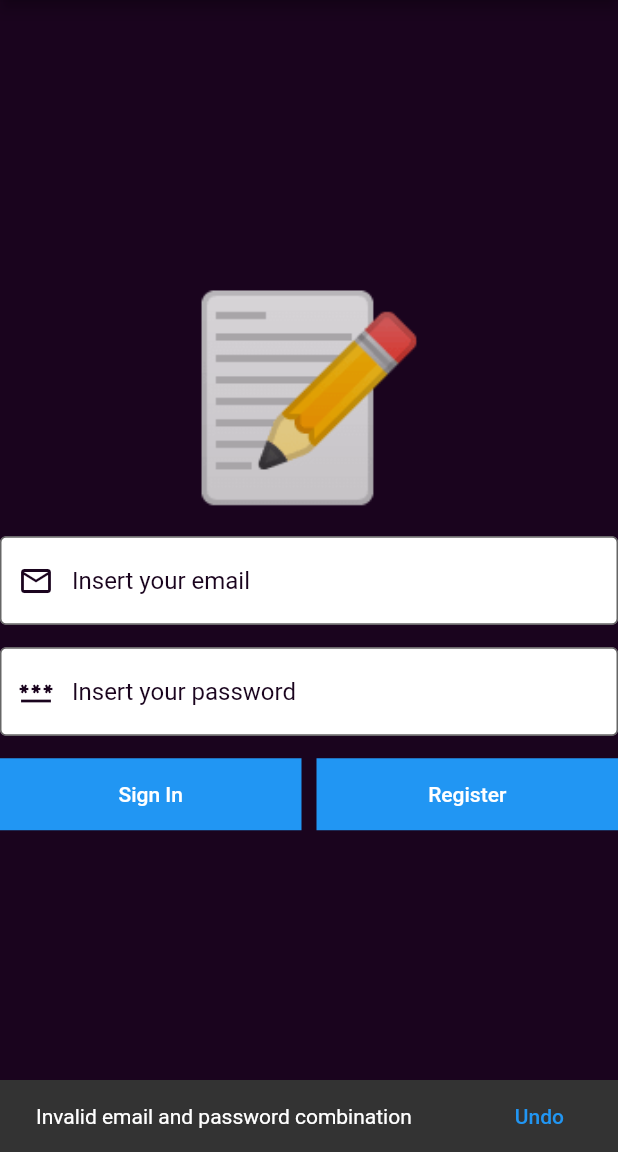
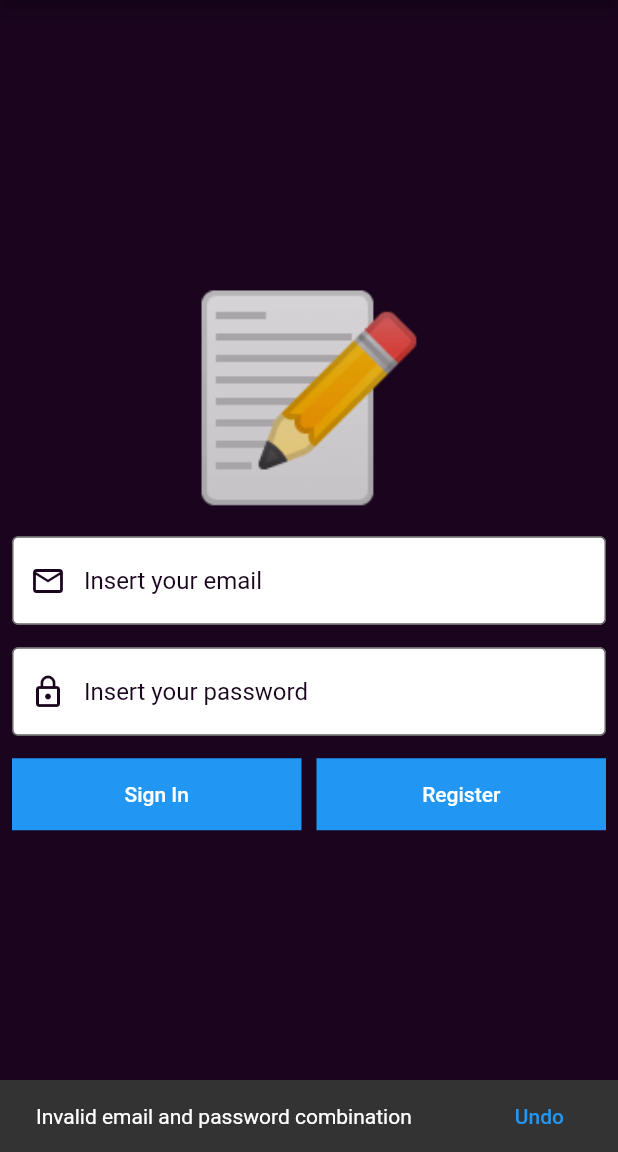
Before and after one commit to andimin182/quizGame, a Flutter app: the screen it shows after launch, after a tap on "Sign In", on a phone screen of 412 x 824 dp, the part 84-1236 px from its top. Run offline on Flutter 3.47's test engine with Material 2 defaults, Android fonts, the phone set to English and light mode, and no system bars; our stand-ins replace auto_route, bloc, dartz, equatable, firebase_auth, firebase_core and 4 more; missing offline and left inert: html_character_entities; accounts and stored records are empty.

Commit message:
correct size

```diff
--- /dev/null
+++ b/lib/core/constants.dart
@@ -0,0 +1,2 @@
+late double heigth;
+late double width;
--- a/lib/presentation/common/widget/quiz/input_card.dart
+++ b/lib/presentation/common/widget/quiz/input_card.dart
@@ -1,4 +1,5 @@
 import 'package:flutter/material.dart';
+import 'package:quiz/core/constants.dart' as c;
 
 Widget inputQuestionCard({
   required String answer,
@@ -9,7 +10,7 @@ Widget inputQuestionCard({
   return Container(
     padding: const EdgeInsets.all(15),
     height: height,
-    width: 350,
+    width: c.heigth / 1.17,
     decoration: BoxDecoration(
       color: colorBg,
       borderRadius: BorderRadius.circular(30),
--- a/lib/presentation/screens/auth/auth_page.dart
+++ b/lib/presentation/screens/auth/auth_page.dart
@@ -68,6 +68,8 @@ class _AuthPageState extends State<AuthPage> {
           body: Form(
             autovalidateMode: AutovalidateMode.onUserInteraction,
             key: _globalKey,
+            child: Center(
+              child: SingleChildScrollView(
                 child: Column(
                   mainAxisAlignment: MainAxisAlignment.center,
                   children: [
@@ -78,8 +80,14 @@ class _AuthPageState extends State<AuthPage> {
                       ),
                     ),
                     const VerticalSpace(size: 15.0),
-                TextFormField(
-                  onChanged: (value) => BlocProvider.of<SignInBloc>(context)
+                    Padding(
+                      padding: const EdgeInsets.only(
+                        left: 8.0,
+                        right: 8.0,
+                      ),
+                      child: TextFormField(
+                        onChanged: (value) =>
+                            BlocProvider.of<SignInBloc>(context)
                                 .add(SignInEvent.emailChanged(value)),
                         validator: (_) => BlocProvider.of<SignInBloc>(context)
                             .state
@@ -121,9 +129,16 @@ class _AuthPageState extends State<AuthPage> {
                           color: mainColor,
                         ),
                       ),
+                    ),
                     const VerticalSpace(size: 15),
-                TextFormField(
-                  onChanged: (value) => BlocProvider.of<SignInBloc>(context)
+                    Padding(
+                      padding: const EdgeInsets.only(
+                        left: 8.0,
+                        right: 8.0,
+                      ),
+                      child: TextFormField(
+                        onChanged: (value) =>
+                            BlocProvider.of<SignInBloc>(context)
                                 .add(SignInEvent.passwordChanged(value)),
                         validator: (_) => BlocProvider.of<SignInBloc>(context)
                             .state
@@ -131,7 +146,8 @@ class _AuthPageState extends State<AuthPage> {
                             .value
                             .fold(
                                 (f) => f.maybeMap(
-                                invalidPassword: (_) => 'Invalid Password',
+                                      invalidPassword: (_) =>
+                                          'Invalid Password',
                                       orElse: () => null,
                                     ),
                                 (_) => null),
@@ -140,7 +156,7 @@ class _AuthPageState extends State<AuthPage> {
                           filled: true,
                           fillColor: Colors.white,
                           prefixIcon: Icon(
-                      Icons.password_sharp,
+                            Icons.lock_outline,
                             color: mainColor,
                           ),
                           focusedBorder: OutlineInputBorder(
@@ -169,10 +185,16 @@ class _AuthPageState extends State<AuthPage> {
                           color: mainColor,
                         ),
                       ),
+                    ),
                     const VerticalSpace(
                       size: 15,
                     ),
-                Row(
+                    Padding(
+                      padding: const EdgeInsets.only(
+                        left: 8.0,
+                        right: 8.0,
+                      ),
+                      child: Row(
                         children: [
                           Expanded(
                             child: Container(
@@ -215,6 +237,7 @@ class _AuthPageState extends State<AuthPage> {
                           ),
                         ],
                       ),
+                    ),
                     const VerticalSpace(size: 25),
                     Visibility(
                       visible: state.isSubmitting,
@@ -226,6 +249,8 @@ class _AuthPageState extends State<AuthPage> {
                   ],
                 ),
               ),
+            ),
+          ),
         );
       },
     );
--- a/lib/presentation/screens/quiz/home_page.dart
+++ b/lib/presentation/screens/quiz/home_page.dart
@@ -1,6 +1,7 @@
 import 'package:auto_route/auto_route.dart';
 import 'package:flutter/material.dart';
 import 'package:flutter_bloc/flutter_bloc.dart';
+import 'package:quiz/core/constants.dart';
 import 'package:quiz/presentation/bloc/auth/auth_bloc.dart';
 import 'package:quiz/presentation/common/const/colors.dart';
 import 'package:quiz/presentation/common/widget/quiz/input_card.dart';
@@ -58,7 +59,7 @@ class _HomePageState extends State<HomePage> {
                 ),
                 const VerticalSpace(size: 20),
                 inputQuestionCard(
-                  height: 140,
+                  height: heigth / 5.86,
                   answer: 'Choose your quiz',
                   colorString: Colors.white,
                   colorBg: mainColor,
--- a/lib/presentation/screens/quiz/quiz_page.dart
+++ b/lib/presentation/screens/quiz/quiz_page.dart
@@ -1,6 +1,7 @@
 import 'package:flutter/material.dart';
 import 'package:flutter_bloc/flutter_bloc.dart';
 import 'package:html_character_entities/html_character_entities.dart';
+import 'package:quiz/core/constants.dart';
 import 'package:quiz/domain/entities/quiz_entity.dart';
 import 'package:quiz/presentation/bloc/quiz/question_bloc.dart';
 import 'package:quiz/presentation/bloc/quiz/quiz_bloc.dart';
@@ -80,7 +81,7 @@ class _QuizPageState extends State<QuizPage> {
                     ),
                     const VerticalSpace(size: 20),
                     Container(
-                      height: 70,
+                      height: heigth / 9,
                       padding: const EdgeInsets.only(
                         left: 10,
                         right: 10,
@@ -94,9 +95,8 @@ class _QuizPageState extends State<QuizPage> {
                         ),
                       ),
                     ),
-                    const VerticalSpace(size: 5),
                     SizedBox(
-                      height: 500,
+                      height: heigth / 1.64,
                       child: Center(
                         child: ListView.builder(
                             shrinkWrap: true,
--- a/lib/presentation/screens/splash/splash_page.dart
+++ b/lib/presentation/screens/splash/splash_page.dart
@@ -3,6 +3,7 @@ import 'dart:developer';
 import 'package:auto_route/auto_route.dart';
 import 'package:flutter/material.dart';
 import 'package:flutter_bloc/flutter_bloc.dart';
+import 'package:quiz/core/constants.dart';
 import 'package:quiz/presentation/bloc/auth/auth_bloc.dart';
 import 'package:quiz/presentation/router/router.gr.dart';
 
@@ -11,6 +12,10 @@ class SplashPage extends StatelessWidget {
 
   @override
   Widget build(BuildContext context) {
+    heigth = MediaQuery.of(context).size.height;
+    width = MediaQuery.of(context).size.width;
+    log('Height: $heigth');
+    log('width: $width');
     return BlocListener<AuthBloc, AuthState>(
       listener: ((context, state) {
         state.map(
```
Also changed, not shown: lib/presentation/common/widget/quiz/answer_card.dart (+4 -3 lines), lib/presentation/screens/quiz/results_page.dart (+4 -3 lines). Lines whose indentation alone changed are shown as unchanged.
